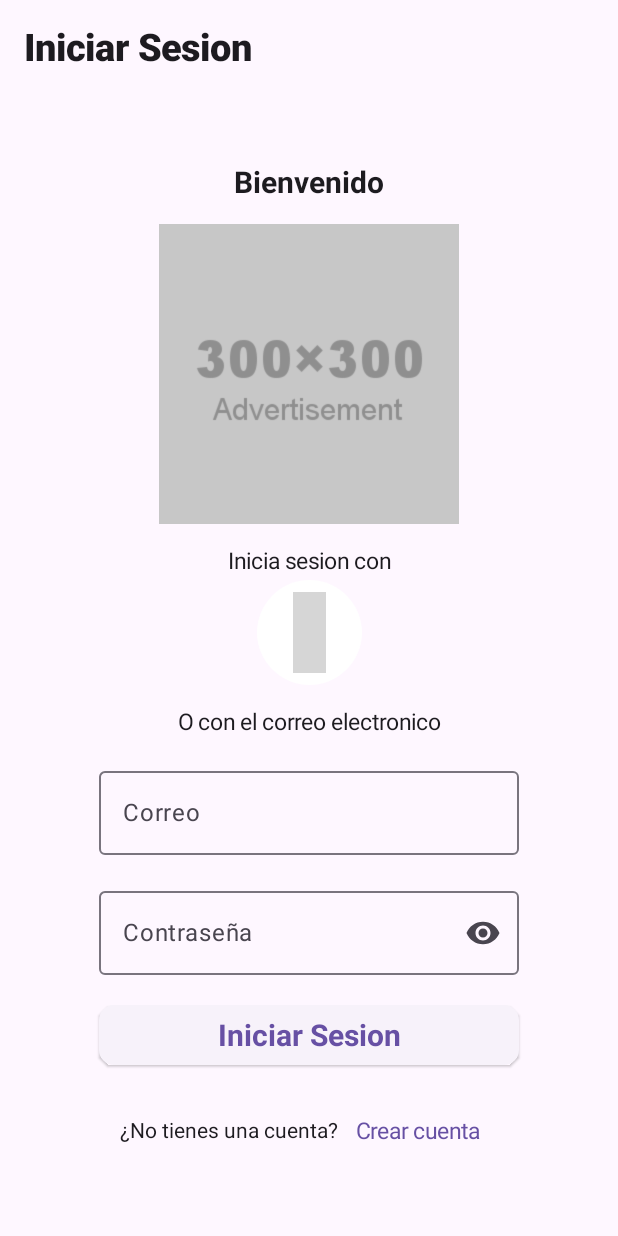
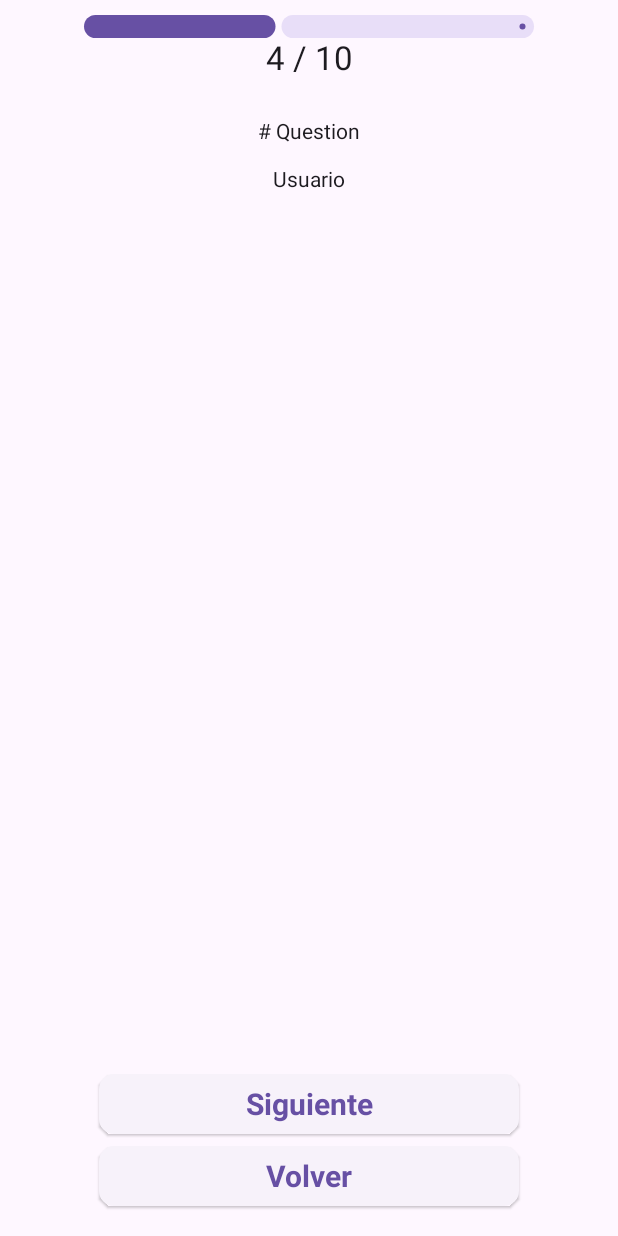
Before and after one commit to EdwardGCB/ShelterMind, an Android app built with Jetpack Compose: the screen it shows after launch (MainActivity), after a tap on "Iniciar Sesion", on a phone screen of 412 x 824 dp. Run offline under Robolectric (Android 15) with nearby library versions, the phone set to English and light mode, and no system bars; pictures from the network do not load; grey boxes are pictures that could not be loaded.

Commit message:
agregacion de logica para la generacion de fechas, Home, preguntas y generalizacion en el los formularios

```diff
--- a/aplicacion/app/src/main/java/com/ud/sheltermind/componentes/Formulario.kt
+++ b/aplicacion/app/src/main/java/com/ud/sheltermind/componentes/Formulario.kt
@@ -5,12 +5,17 @@ import androidx.compose.foundation.layout.Column
 import androidx.compose.foundation.layout.Spacer
 import androidx.compose.foundation.layout.height
 import androidx.compose.foundation.layout.size
+import androidx.compose.foundation.layout.width
 import androidx.compose.foundation.shape.CircleShape
+import androidx.compose.foundation.shape.RoundedCornerShape
+import androidx.compose.foundation.text.KeyboardOptions
 import androidx.compose.material.icons.Icons
+import androidx.compose.material.icons.filled.ArrowBackIosNew
 import androidx.compose.material.icons.filled.Visibility
 import androidx.compose.material.icons.filled.VisibilityOff
 import androidx.compose.material3.Button
 import androidx.compose.material3.ButtonDefaults
+import androidx.compose.material3.ElevatedButton
 import androidx.compose.material3.Icon
 import androidx.compose.material3.IconButton
 import androidx.compose.material3.OutlinedTextField
@@ -25,6 +30,7 @@ import androidx.compose.ui.graphics.Color
 import androidx.compose.ui.res.stringResource
 import androidx.compose.ui.text.TextStyle
 import androidx.compose.ui.text.font.FontWeight
+import androidx.compose.ui.text.input.KeyboardType
 import androidx.compose.ui.text.input.PasswordVisualTransformation
 import androidx.compose.ui.text.input.VisualTransformation
 import androidx.compose.ui.tooling.preview.Preview
@@ -33,6 +39,7 @@ import androidx.compose.ui.unit.sp
 import coil.annotation.ExperimentalCoilApi
 import coil.compose.rememberImagePainter
 import com.ud.sheltermind.R
+import com.ud.sheltermind.enums.EnumNavigation
 
 @Preview
 @Composable
@@ -54,14 +61,14 @@ fun SocialNetwork() {
 }
 
 @Composable
-fun PassFlied(password: MutableState<String>){
+fun PassFlied(password: MutableState<String>, label: String) {
     val flag = remember {
         mutableStateOf(false)
     }
     OutlinedTextField(
         value = password.value,
         onValueChange = { password.value = it },
-        label = { Text(stringResource(R.string.password)) },
+        label = { Text(label) },
         visualTransformation = if (flag.value) VisualTransformation.None else PasswordVisualTransformation(),
         trailingIcon = {
             val image = if (flag.value)
@@ -69,7 +76,10 @@ fun PassFlied(password: MutableState<String>){
             else Icons.Filled.Visibility
 
             IconButton(onClick = { flag.value = !flag.value }) {
-                Icon(imageVector = image, contentDescription = if (flag.value) "Hide password" else "Show password")
+                Icon(
+                    imageVector = image,
+                    contentDescription = if (flag.value) "Hide password" else "Show password"
+                )
             }
         }
     )
@@ -93,3 +103,47 @@ fun GoogleButton(onClick: () -> Unit) {
         Text(text = "Google")
     }
 }
+
+@Composable
+fun ButtonForm(onClick: () -> Unit, text: String) {
+    ElevatedButton(
+        onClick = onClick,
+        modifier = Modifier
+            .width(280.dp),
+        shape = RoundedCornerShape(10.dp)
+    ) {
+        Text(
+            text,
+            style = TextStyle(
+                fontSize = 20.sp,
+                fontWeight = FontWeight.Bold,
+                //color = Color.Blue
+            )
+        )
+
+    }
+}
+
+@Composable
+fun FieldFormString(variable: MutableState<String>, label: String) {
+    OutlinedTextField(
+        value = variable.value,
+        onValueChange = { variable.value = it },
+        label = { Text(label) }
+    )
+}
+
+@Composable
+fun NumberField(number: MutableState<String>, label: String){
+    OutlinedTextField(
+        value = number.value,
+        onValueChange = {
+            // Actualiza el valor solo si es un número válido
+            if (it.all { char -> char.isDigit() }) {
+                number.value = it
+            }
+        },
+        label = { Text(label) },
+        keyboardOptions = KeyboardOptions.Default.copy(keyboardType = KeyboardType.Number)
+    )
+}
--- /dev/null
+++ b/aplicacion/app/src/main/java/com/ud/sheltermind/enums/EnumNavigation.kt
@@ -0,0 +1,5 @@
+package com.ud.sheltermind.enums
+
+enum class EnumNavigation {
+    Home, Search, Notifications, Perfil, Login, SingUp, Calendar, Syntom, Settings, Questions
+}
--- a/aplicacion/app/src/main/java/com/ud/sheltermind/navigation/Navigation.kt
+++ b/aplicacion/app/src/main/java/com/ud/sheltermind/navigation/Navigation.kt
@@ -1,21 +1,62 @@
 package com.ud.sheltermind.navigation
 
+import android.os.Build
+import androidx.annotation.RequiresApi
 import androidx.compose.runtime.Composable
 import androidx.navigation.compose.NavHost
 import androidx.navigation.compose.composable
 import androidx.navigation.compose.rememberNavController
+import com.ud.sheltermind.enums.EnumNavigation
+import com.ud.sheltermind.views.HomeCompose
 import com.ud.sheltermind.views.LoginCompose
+import com.ud.sheltermind.views.QuestionsCompose
 import com.ud.sheltermind.views.SingUpCompose
 
+@RequiresApi(Build.VERSION_CODES.O)
 @Composable
 fun AppNavigation(){
     val navController = rememberNavController()
-    NavHost(navController = navController, startDestination = "login"){
-        composable ("login") {
+    NavHost(navController = navController, startDestination = EnumNavigation.Login.toString()){
+        //Login
+        composable (EnumNavigation.Login.toString()) {
             LoginCompose(navController)
         }
-        composable ("singUp") {
+        //Sing Up
+        composable (EnumNavigation.SingUp.toString()) {
             SingUpCompose(navController)
+        }
+        //Questions
+        composable (EnumNavigation.Questions.toString()) {
+            QuestionsCompose(navController)
+        }
+        // Home
+        composable (EnumNavigation.Home.toString()) {
+            HomeCompose(navController)
+        }
+        // Search
+        composable (EnumNavigation.Search.toString()) {
+            //SearchCompose(navController)
+        }
+        // Notifications
+        composable (EnumNavigation.Notifications.toString()) {
+            //NotificationsCompose(navController)
+        }
+        // Perfil
+        composable (EnumNavigation.Perfil.toString()) {
+            //PerfilCompose(navController)
+        }
+        // Calendar
+        composable (EnumNavigation.Calendar.toString()) {
+            //CalendarCompose(navController)
+        }
+
+        //Syntom
+        composable (EnumNavigation.Syntom.toString()) {
+            //SyntomCompose(navController)
+        }
+        //Senttings
+        composable (EnumNavigation.Settings.toString()) {
+            //SenttingsCompose(navController)
         }
     }
 }
--- a/aplicacion/app/src/main/java/com/ud/sheltermind/views/Login.kt
+++ b/aplicacion/app/src/main/java/com/ud/sheltermind/views/Login.kt
@@ -9,14 +9,7 @@ import androidx.compose.foundation.layout.fillMaxSize
 import androidx.compose.foundation.layout.height
 import androidx.compose.foundation.layout.padding
 import androidx.compose.foundation.layout.size
-import androidx.compose.foundation.layout.width
-import androidx.compose.foundation.shape.RoundedCornerShape
-import androidx.compose.material.icons.Icons
-import androidx.compose.material3.ElevatedButton
 import androidx.compose.material3.ExperimentalMaterial3Api
-import androidx.compose.material3.Icon
-import androidx.compose.material3.IconButton
-import androidx.compose.material3.OutlinedTextField
 import androidx.compose.material3.Scaffold
 import androidx.compose.material3.Text
 import androidx.compose.material3.TextButton
@@ -39,15 +32,18 @@ import androidx.navigation.compose.NavHost
 import androidx.navigation.compose.composable
 import androidx.navigation.compose.rememberNavController
 import com.ud.sheltermind.R
+import com.ud.sheltermind.componentes.ButtonForm
+import com.ud.sheltermind.componentes.FieldFormString
 import com.ud.sheltermind.componentes.PassFlied
 import com.ud.sheltermind.componentes.SocialNetwork
+import com.ud.sheltermind.enums.EnumNavigation
 
 @Preview
 @Composable
 fun ViewLogin() {
     val navController = rememberNavController()
-    NavHost(navController = navController, startDestination = "login") {
-        composable("login") {
+    NavHost(navController = navController, startDestination = EnumNavigation.Login.toString()) {
+        composable(EnumNavigation.Login.toString()) {
             LoginCompose(navController)
         }
     }// Coloca tu configuración de navegación aquí
@@ -124,30 +120,13 @@ private fun Formulario(
     navController: NavController
 ) {
 
-    OutlinedTextField(
-        value = email.value,
-        onValueChange = { email.value = it },
-        label = { Text(stringResource(R.string.email)) }
-    )
+    //Email
+    FieldFormString(email, stringResource(R.string.email))
     Spacer(modifier = Modifier.height(16.dp))
-    PassFlied(password)
+    //Contraseña
+    PassFlied(password, stringResource(R.string.password))
     Spacer(modifier = Modifier.height(16.dp))
-    ElevatedButton(
-        onClick = {
-        },
-        modifier = Modifier
-            .width(280.dp),
-        shape = RoundedCornerShape(10.dp)
-    ) {
-        Text(
-            stringResource(R.string.login_button),
-            style = TextStyle(
-                fontSize = 20.sp,
-                fontWeight = FontWeight.Bold,
-                //color = Color.Blue
-            )
-        )
-    }
+    ButtonForm(onClick = { navController.navigate(EnumNavigation.Questions.toString()) }, stringResource(R.string.login_button))
 }
 
 @Composable
@@ -158,7 +137,7 @@ private fun FooterFormulario(navController: NavController) {
         Text(stringResource(R.string.login_footer))
         //Boton para la navegacion hacia SingUp
         TextButton(onClick = {
-            navController.navigate("singUp")
+            navController.navigate(EnumNavigation.SingUp.toString())
         }) {
             Text(
                 stringResource(R.string.href_crear_cuenta),
--- /dev/null
+++ b/aplicacion/app/src/main/java/com/ud/sheltermind/views/Questions.kt
@@ -0,0 +1,103 @@
+package com.ud.sheltermind.views
+
+import androidx.compose.foundation.layout.Column
+import androidx.compose.foundation.layout.Spacer
+import androidx.compose.foundation.layout.fillMaxWidth
+import androidx.compose.foundation.layout.height
+import androidx.compose.foundation.layout.padding
+import androidx.compose.foundation.layout.width
+import androidx.compose.foundation.shape.RoundedCornerShape
+import androidx.compose.material3.CenterAlignedTopAppBar
+import androidx.compose.material3.ElevatedButton
+import androidx.compose.material3.ExperimentalMaterial3Api
+import androidx.compose.material3.LinearProgressIndicator
+import androidx.compose.material3.Scaffold
+import androidx.compose.material3.Text
+import androidx.compose.runtime.Composable
+import androidx.compose.runtime.MutableState
+import androidx.compose.runtime.mutableFloatStateOf
+import androidx.compose.runtime.mutableIntStateOf
+import androidx.compose.runtime.remember
+import androidx.compose.ui.Alignment
+import androidx.compose.ui.Modifier
+import androidx.compose.ui.res.stringResource
+import androidx.compose.ui.text.TextStyle
+import androidx.compose.ui.text.font.FontWeight
+import androidx.compose.ui.tooling.preview.Preview
+import androidx.compose.ui.unit.dp
+import androidx.compose.ui.unit.sp
+import androidx.navigation.NavController
+import androidx.navigation.compose.NavHost
+import androidx.navigation.compose.composable
+import androidx.navigation.compose.rememberNavController
+import com.ud.sheltermind.R
+import com.ud.sheltermind.componentes.ButtonForm
+import com.ud.sheltermind.enums.EnumNavigation
+
+@Preview
+@Composable
+fun ViewQuestions() {
+    val navController = rememberNavController()
+    NavHost(navController = navController, startDestination = EnumNavigation.Questions.toString()) {
+        composable(EnumNavigation.Questions.toString()) {
+            QuestionsCompose(navController)
+        }
+    }// Coloca tu configuración de navegación aquí
+}
+
+@OptIn(ExperimentalMaterial3Api::class)
+@Composable
+ fun QuestionsCompose(navController: NavController) {
+    val total = remember { mutableIntStateOf(10) }
+    val progress = remember { mutableFloatStateOf(4.0F) }
+    Scaffold(
+        topBar = {
+            CenterAlignedTopAppBar(title = {
+                Column (
+                    horizontalAlignment = Alignment.CenterHorizontally
+                ){
+                    ProgressBar(progress, total)
+                }
+            })
+        },
+        bottomBar = {
+            Column(
+                Modifier.fillMaxWidth(),
+                horizontalAlignment = Alignment.CenterHorizontally
+            ) {
+                ButtonForm(onClick = { navController.navigate(EnumNavigation.Home.toString()) }, stringResource(
+                    R.string.next
+                ))
+                ButtonForm(onClick = { navController.navigate(EnumNavigation.Login.toString()) }, stringResource(R.string.back))
+                Spacer(modifier = Modifier.height(16.dp))
+            }
+        }
+    ) { innerPadding ->
+        Column(
+            Modifier
+                .padding(innerPadding)
+                .fillMaxWidth(),
+            horizontalAlignment = Alignment.CenterHorizontally
+        ) {
+            Spacer(modifier = Modifier.height(16.dp))
+            Text(text = "# Question")
+            Spacer(modifier = Modifier.height(16.dp))
+            Question()
+            Spacer(modifier = Modifier.height(16.dp))
+        }
+
+    }
+}
+
+@Composable
+private fun ProgressBar(progress: MutableState<Float>, total: MutableState<Int>) {
+    LinearProgressIndicator(progress = (progress.value / total.value), modifier = Modifier
+        .width(300.dp)
+        .height(15.dp))
+    Text(text = "${progress.value.toInt()} / ${total.value}")
+}
+
+@Composable
+private fun Question() {
+    Text(stringResource(R.string.user))
+}
--- a/aplicacion/app/src/main/res/values/strings.xml
+++ b/aplicacion/app/src/main/res/values/strings.xml
@@ -8,9 +8,12 @@
     <string name="href_crear_cuenta" translatable="false">Crear cuenta</string>
     <string name="social_network" translatable="false">Inicia sesion con </string>
     <string name="password" translatable="false">Contraseña</string>
+    <string name="password_verify" translatable="false">Verificar Contraseña</string>
     <string name="email" translatable="false">Correo</string>
     <string name="user" translatable="false">Usuario</string>
     <string name="number" translatable="false">Numero</string>
+    <string name="next" translatable="false">Siguiente</string>
+    <string name="back" translatable="false">Volver</string>
 
     <string name="sing_up_button" translatable="false">Crear Cuenta</string>
     <string name="sing_up_footer" translatable="false">Acepto las</string>
```
Also changed, not shown: aplicacion/app/src/main/java/com/ud/sheltermind/componentes/NavigationBar.kt (added, +105 -0 lines), aplicacion/app/src/main/java/com/ud/sheltermind/componentes/User.kt (added, +48 -0 lines), aplicacion/app/src/main/java/com/ud/sheltermind/logic/Operations.kt (added, +25 -0 lines), aplicacion/app/src/main/java/com/ud/sheltermind/views/Home.kt (added, +129 -0 lines), aplicacion/app/src/main/java/com/ud/sheltermind/views/SingUp.kt (+11 -39 lines). Lines whose indentation alone changed are shown as unchanged.
